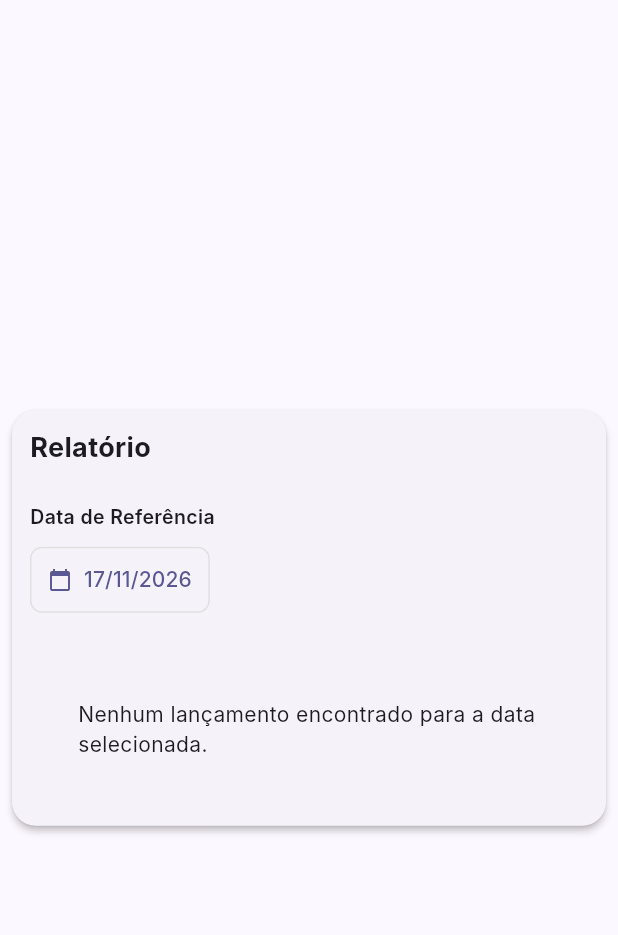
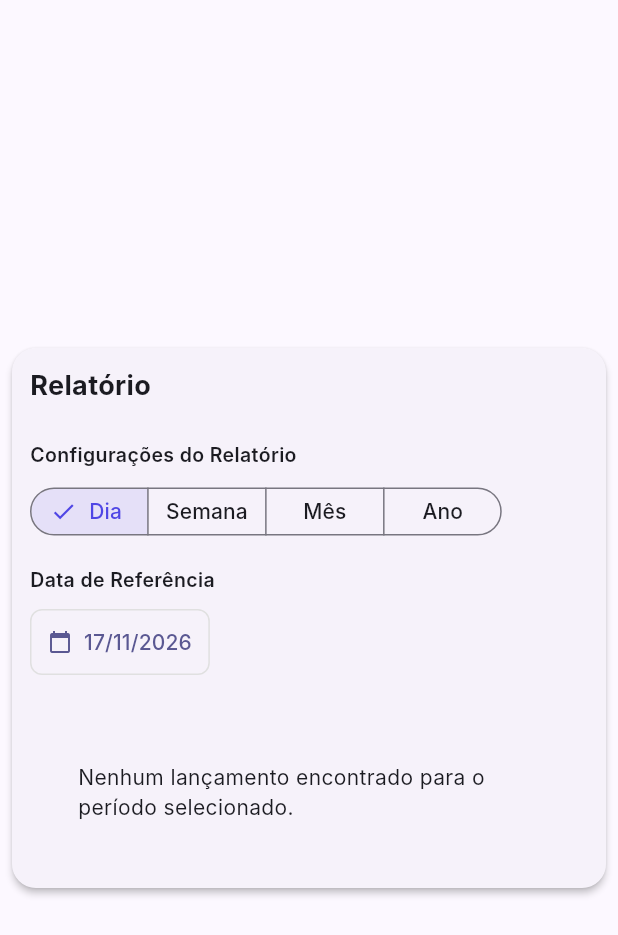
Before and after one commit to Leantech-tech/Donizete, a Flutter app: the RelatorioPage widget shown alone on an empty page, opened directly, on a phone screen of 412 x 824 dp. Shown: the top 935 px of the screen. Run offline on Flutter 3.47's test engine with Material 3 defaults, Android fonts, the phone set to English and light mode, and no system bars; our stand-ins replace flutter_blue_plus, flutter_dotenv, mask_text_input_formatter, pdf, permission_handler, printing and 1 more; accounts and stored records are empty; Roboto replaces fonts that are missing (Inter).

Commit message:
relatório anual

```diff
--- a/lib/pages/relatorio_page.dart
+++ b/lib/pages/relatorio_page.dart
@@ -14,7 +14,7 @@ class RelatorioPage extends StatefulWidget {
   State<RelatorioPage> createState() => _RelatorioPageState();
 }
 
-enum ReportRange { diario, semanal, mensal }
+enum ReportRange { diario, semanal, mensal, anual }
 enum ReportView { lista, completo, despesas }
 
 class _RelatorioPageState extends State<RelatorioPage> {
@@ -24,6 +24,7 @@ class _RelatorioPageState extends State<RelatorioPage> {
   DateTime _selectedDate = DateTime.now();
   ReportRange _selectedRange = ReportRange.diario;
   ReportView _selectedView = ReportView.completo;
+  int _fetchGeneration = 0;
 
   final _currencyFormat = NumberFormat.currency(locale: 'pt_BR', symbol: 'R\$');
   final _dateFormat = DateFormat('dd/MM/yyyy');
@@ -73,6 +74,7 @@ class _RelatorioPageState extends State<RelatorioPage> {
 
   Future<void> _fetchData() async {
     if (!mounted) return;
+    final generation = ++_fetchGeneration;
     setState(() => isLoading = true);
     try {
       DateTime startDate;
@@ -93,11 +95,20 @@ class _RelatorioPageState extends State<RelatorioPage> {
           startDate = DateTime(_selectedDate.year, _selectedDate.month, 1);
           endDate = DateTime(_selectedDate.year, _selectedDate.month + 1, 1).subtract(const Duration(milliseconds: 1));
           break;
+        case ReportRange.anual:
+          startDate = DateTime(_selectedDate.year, 1, 1);
+          endDate = DateTime(_selectedDate.year + 1, 1, 1).subtract(const Duration(milliseconds: 1));
+          break;
       }
 
       final startStr = startDate.toIso8601String().split('T')[0];
       final endStr = endDate.toIso8601String().split('T')[0];
 
+      // Supabase limits rows per request; paginate so annual totals and PDFs
+      // include the entire period rather than only the first page.
+      const pageSize = 1000;
+      final sales = <Map<String, dynamic>>[];
+      for (var offset = 0; ; offset += pageSize) {
         var query = SupabaseService.client
             .from('lancto_itens')
             .select('*, produtos(nome), lancto_cabecalho!inner(id, dt_emissao, is_excluido, vr_total_venda, vr_total_custo, vr_total_lucro, clientes(razao_social, is_gelo_do_porto, valor_gelo_do_porto))')
@@ -110,27 +121,46 @@ class _RelatorioPageState extends State<RelatorioPage> {
               .lte('lancto_cabecalho.dt_emissao', endStr);
         }
 
-      final response = await query.order('id', ascending: false);
-
-      // Fetch expenses for the same period
-      final expenseResponse = await SupabaseService.client
+        final page = List<Map<String, dynamic>>.from(
+          await query.order('id', ascending: false).range(offset, offset + pageSize - 1),
+        );
+        if (!mounted || generation != _fetchGeneration) return;
+        sales.addAll(page);
+        if (page.length < pageSize) break;
+      }
+
+      final expenses = <Map<String, dynamic>>[];
+      for (var offset = 0; ; offset += pageSize) {
+        final page = List<Map<String, dynamic>>.from(
+          await SupabaseService.client
               .from('despesas')
               .select()
               .eq('is_excluido', false)
               .gte('data', startStr)
               .lte('data', endStr)
-          .order('data', ascending: true);
-
-      if (mounted) {
+              .order('data', ascending: true)
+              .order('id', ascending: true)
+              .range(offset, offset + pageSize - 1),
+        );
+        if (!mounted || generation != _fetchGeneration) return;
+        expenses.addAll(page);
+        if (page.length < pageSize) break;
+      }
+
+      if (mounted && generation == _fetchGeneration) {
         setState(() {
-          reportItems = List<Map<String, dynamic>>.from(response);
-          expenseItems = List<Map<String, dynamic>>.from(expenseResponse);
+          reportItems = sales;
+          expenseItems = expenses;
           isLoading = false;
         });
       }
     } catch (e) {
-      if (mounted) {
-        setState(() => isLoading = false);
+      if (mounted && generation == _fetchGeneration) {
+        setState(() {
+          reportItems = [];
+          expenseItems = [];
+          isLoading = false;
+        });
         ScaffoldMessenger.of(context).showSnackBar(
           SnackBar(content: Text('Erro ao carregar dados: $e'), backgroundColor: Colors.red),
         );
@@ -214,6 +244,7 @@ class _RelatorioPageState extends State<RelatorioPage> {
             base: font,
             bold: fontBold,
           ),
+          maxPages: 200,
           pageFormat: PdfPageFormat.roll80.copyWith(
             height: 1000 * PdfPageFormat.mm,
             marginLeft: 5 * PdfPageFormat.mm,
@@ -356,7 +387,7 @@ class _RelatorioPageState extends State<RelatorioPage> {
         final qtd = int.tryParse(item['quantidade']?.toString() ?? '1') ?? 1;
 
         final dtEmissao = cabecalho?['dt_emissao']?.toString() ?? '';
-        final dia = dtEmissao.isNotEmpty ? DateTime.tryParse(dtEmissao)?.day.toString() ?? '' : '';
+        final dia = _saleDateLabel(dtEmissao);
 
         if (salesSummary.containsKey(saleId)) {
           salesSummary[saleId]!['qtd'] += qtd;
@@ -387,6 +418,7 @@ class _RelatorioPageState extends State<RelatorioPage> {
             base: font,
             bold: fontBold,
           ),
+          maxPages: 200,
           pageFormat: PdfPageFormat.a4.copyWith(
             marginLeft: 10 * PdfPageFormat.mm,
             marginRight: 10 * PdfPageFormat.mm,
@@ -409,7 +441,7 @@ class _RelatorioPageState extends State<RelatorioPage> {
             pw.Table(
               border: pw.TableBorder.all(width: 0.5),
               columnWidths: {
-                0: const pw.FlexColumnWidth(0.5), // Dia
+                0: pw.FlexColumnWidth(_selectedRange == ReportRange.anual ? 1 : 0.5),
                 1: const pw.FlexColumnWidth(3), // Cliente
                 2: const pw.FlexColumnWidth(1), // Qtd
                 3: const pw.FlexColumnWidth(1.5), // Custo
@@ -422,7 +454,7 @@ class _RelatorioPageState extends State<RelatorioPage> {
                 pw.TableRow(
                   decoration: const pw.BoxDecoration(color: PdfColors.grey300),
                   children: [
-                    pw.Padding(padding: const pw.EdgeInsets.all(4), child: pw.Text('Dia', style: pw.TextStyle(fontWeight: pw.FontWeight.bold, fontSize: 8))),
+                    pw.Padding(padding: const pw.EdgeInsets.all(4), child: pw.Text(_selectedRange == ReportRange.anual ? 'Data' : 'Dia', style: pw.TextStyle(fontWeight: pw.FontWeight.bold, fontSize: 8))),
                     pw.Padding(padding: const pw.EdgeInsets.all(4), child: pw.Text('Cliente', style: pw.TextStyle(fontWeight: pw.FontWeight.bold, fontSize: 8))),
                     pw.Padding(padding: const pw.EdgeInsets.all(4), child: pw.Text('Qtd', textAlign: pw.TextAlign.center, style: pw.TextStyle(fontWeight: pw.FontWeight.bold, fontSize: 8))),
                     pw.Padding(padding: const pw.EdgeInsets.all(4), child: pw.Text('Custo', textAlign: pw.TextAlign.right, style: pw.TextStyle(fontWeight: pw.FontWeight.bold, fontSize: 8))),
@@ -490,7 +522,17 @@ class _RelatorioPageState extends State<RelatorioPage> {
         return '${_dateFormat.format(start)} a ${_dateFormat.format(end)}';
       case ReportRange.mensal:
         return DateFormat('MMMM/yyyy', 'pt_BR').format(_selectedDate);
-    }
+      case ReportRange.anual:
+        return _selectedDate.year.toString();
+    }
+  }
+
+  String _saleDateLabel(String? value) {
+    final date = DateTime.tryParse(value ?? '');
+    if (date == null) return '';
+    return _selectedRange == ReportRange.anual
+        ? DateFormat('dd/MM').format(date)
+        : date.day.toString();
   }
 
   Future<void> _printSummaryReport() async {
@@ -622,7 +664,7 @@ class _RelatorioPageState extends State<RelatorioPage> {
       final qtd = int.tryParse(item['quantidade']?.toString() ?? '1') ?? 1;
 
       final dtEmissao = cabecalho?['dt_emissao']?.toString() ?? '';
-      final dia = dtEmissao.isNotEmpty ? DateTime.tryParse(dtEmissao)?.day.toString() ?? '' : '';
+      final dia = _saleDateLabel(dtEmissao);
 
       if (salesSummary.containsKey(saleId)) {
         salesSummary[saleId]!['qtd'] += qtd;
@@ -647,7 +689,7 @@ class _RelatorioPageState extends State<RelatorioPage> {
         final List<Map<String, String>> btItems = [];
 
         for (var sale in sortedSales) {
-          final diaPrefix = sale['dia'] != null && sale['dia'] != '' ? 'D:${sale['dia']} - ' : '';
+          final diaPrefix = sale['dia'] != null && sale['dia'] != '' ? '${_selectedRange == ReportRange.anual ? 'Data' : 'D'}:${sale['dia']} - ' : '';
           btItems.add({
             'name': '$diaPrefix${sale['cliente']}',
             'qty': '${sale['qtd']}',
@@ -739,7 +781,7 @@ class _RelatorioPageState extends State<RelatorioPage> {
 
         return BluetoothPrinterService.instance.printReport(
           title: 'RESUMO DE VENDAS',
-          date: _dateFormat.format(_selectedDate),
+          date: _getRangeLabel(),
           items: btItems,
           totals: {},
         );
@@ -810,7 +852,7 @@ class _RelatorioPageState extends State<RelatorioPage> {
 
         return BluetoothPrinterService.instance.printReport(
           title: 'RELATÓRIO',
-          date: _dateFormat.format(_selectedDate),
+          date: _getRangeLabel(),
           items: items,
           totals: totals,
         );
@@ -834,6 +876,7 @@ class _RelatorioPageState extends State<RelatorioPage> {
             base: font,
             bold: fontBold,
           ),
+          maxPages: 200,
           pageFormat: PdfPageFormat.a4,
           margin: const pw.EdgeInsets.all(32),
           header: (context) => pw.Column(
@@ -853,7 +896,7 @@ class _RelatorioPageState extends State<RelatorioPage> {
             pw.Table(
               border: pw.TableBorder.all(width: 0.5),
               columnWidths: {
-                0: const pw.FlexColumnWidth(0.5), // Dia
+                0: pw.FlexColumnWidth(_selectedRange == ReportRange.anual ? 1 : 0.5),
                 1: const pw.FlexColumnWidth(3), // Beneficiário
                 2: const pw.FlexColumnWidth(2), // Referente
                 3: const pw.FlexColumnWidth(1.5), // Valor
@@ -862,17 +905,16 @@ class _RelatorioPageState extends State<RelatorioPage> {
                 pw.TableRow(
                   decoration: const pw.BoxDecoration(color: PdfColors.grey300),
                   children: [
-                    pw.Padding(padding: const pw.EdgeInsets.all(4), child: pw.Text('Dia', style: pw.TextStyle(fontWeight: pw.FontWeight.bold, fontSize: 10))),
+                    pw.Padding(padding: const pw.EdgeInsets.all(4), child: pw.Text(_selectedRange == ReportRange.anual ? 'Data' : 'Dia', style: pw.TextStyle(fontWeight: pw.FontWeight.bold, fontSize: 10))),
                     pw.Padding(padding: const pw.EdgeInsets.all(4), child: pw.Text('Beneficiário', style: pw.TextStyle(fontWeight: pw.FontWeight.bold, fontSize: 10))),
                     pw.Padding(padding: const pw.EdgeInsets.all(4), child: pw.Text('Referente', style: pw.TextStyle(fontWeight: pw.FontWeight.bold, fontSize: 10))),
                     pw.Padding(padding: const pw.EdgeInsets.all(4), child: pw.Text('Valor', textAlign: pw.TextAlign.right, style: pw.TextStyle(fontWeight: pw.FontWeight.bold, fontSize: 10))),
                   ],
                 ),
                 ...expenseItems.map((e) {
-                  final data = DateTime.tryParse(e['data']?.toString() ?? '') ?? DateTime.now();
                   return pw.TableRow(
                     children: [
-                      pw.Padding(padding: const pw.EdgeInsets.all(4), child: pw.Text(data.day.toString(), textAlign: pw.TextAlign.center, style: const pw.TextStyle(fontSize: 9))),
+                      pw.Padding(padding: const pw.EdgeInsets.all(4), child: pw.Text(_saleDateLabel(e['data']?.toString()), textAlign: pw.TextAlign.center, style: const pw.TextStyle(fontSize: 9))),
                       pw.Padding(padding: const pw.EdgeInsets.all(4), child: pw.Text(e['beneficiario'] ?? '', style: const pw.TextStyle(fontSize: 9))),
                       pw.Padding(padding: const pw.EdgeInsets.all(4), child: pw.Text(e['referente'] ?? '', style: const pw.TextStyle(fontSize: 9))),
                       pw.Padding(padding: const pw.EdgeInsets.all(4), child: pw.Text(_currencyFormat.format(e['valor'] ?? 0), textAlign: pw.TextAlign.right, style: const pw.TextStyle(fontSize: 9))),
@@ -913,9 +955,8 @@ class _RelatorioPageState extends State<RelatorioPage> {
       context,
       printFunction: () async {
         final items = expenseItems.map((e) {
-          final data = DateTime.tryParse(e['data']?.toString() ?? '') ?? DateTime.now();
           return {
-            'dia': data.day.toString(),
+            'dia': _saleDateLabel(e['data']?.toString()),
             'beneficiary': e['beneficiario']?.toString() ?? '',
             'value': _currencyFormat.format(e['valor'] ?? 0),
           };
@@ -1070,7 +1111,7 @@ class _RelatorioPageState extends State<RelatorioPage> {
                       style: TextStyle(fontSize: isMobile ? 18 : 20, fontWeight: FontWeight.bold),
                     ),
 
-                    if (!isLoading && reportItems.isNotEmpty)
+                    if (!isLoading && (reportItems.isNotEmpty || expenseItems.isNotEmpty))
                       PopupMenuButton<String>(
                         onSelected: (value) {
                           switch (value) {
@@ -1183,7 +1224,6 @@ class _RelatorioPageState extends State<RelatorioPage> {
                   runSpacing: 16,
                   crossAxisAlignment: WrapCrossAlignment.end,
                   children: [
-                    if (!isLoading && reportItems.isNotEmpty)
                     Column(
                         crossAxisAlignment: CrossAxisAlignment.start,
                         children: [
@@ -1194,10 +1234,11 @@ class _RelatorioPageState extends State<RelatorioPage> {
                             runSpacing: 12,
                             children: [
                               SegmentedButton<ReportRange>(
-                                segments: const [
-                                  ButtonSegment(value: ReportRange.diario, label: Text('Dia'), icon: Icon(Icons.today, size: 16)),
-                                  ButtonSegment(value: ReportRange.semanal, label: Text('Semana'), icon: Icon(Icons.view_week, size: 16)),
-                                  ButtonSegment(value: ReportRange.mensal, label: Text('Mês'), icon: Icon(Icons.calendar_month, size: 16)),
+                                segments: [
+                                  ButtonSegment(value: ReportRange.diario, label: const Text('Dia'), icon: isMobile ? null : const Icon(Icons.today, size: 16)),
+                                  ButtonSegment(value: ReportRange.semanal, label: const Text('Semana'), icon: isMobile ? null : const Icon(Icons.view_week, size: 16)),
+                                  ButtonSegment(value: ReportRange.mensal, label: const Text('Mês'), icon: isMobile ? null : const Icon(Icons.calendar_month, size: 16)),
+                                  ButtonSegment(value: ReportRange.anual, label: const Text('Ano'), icon: isMobile ? null : const Icon(Icons.date_range, size: 16)),
                                 ],
                                 selected: {_selectedRange},
                                 onSelectionChanged: (Set<ReportRange> newSelection) {
@@ -1220,7 +1261,7 @@ class _RelatorioPageState extends State<RelatorioPage> {
                     Column(
                       crossAxisAlignment: CrossAxisAlignment.start,
                       children: [
-                        const Text('Data de Referência', style: TextStyle(fontWeight: FontWeight.w600, fontSize: 13)),
+                        Text(_selectedRange == ReportRange.anual ? 'Ano de Referência' : 'Data de Referência', style: const TextStyle(fontWeight: FontWeight.w600, fontSize: 13)),
                         const SizedBox(height: 8),
                         OutlinedButton.icon(
                           onPressed: () async {
@@ -1229,6 +1270,9 @@ class _RelatorioPageState extends State<RelatorioPage> {
                               initialDate: _selectedDate,
                               firstDate: DateTime(2020),
                               lastDate: DateTime(2030),
+                              initialDatePickerMode: _selectedRange == ReportRange.anual
+                                  ? DatePickerMode.year
+                                  : DatePickerMode.day,
                             );
                             if (picked != null) {
                               setState(() => _selectedDate = picked);
@@ -1236,7 +1280,7 @@ class _RelatorioPageState extends State<RelatorioPage> {
                             }
                           },
                           icon: const Icon(Icons.calendar_today, size: 16),
-                          label: Text(_dateFormat.format(_selectedDate)),
+                          label: Text(_selectedRange == ReportRange.anual ? _selectedDate.year.toString() : _dateFormat.format(_selectedDate)),
                           style: OutlinedButton.styleFrom(
                             padding: const EdgeInsets.symmetric(horizontal: 12, vertical: 12),
                             side: BorderSide(color: Colors.grey.shade300),
@@ -1245,7 +1289,7 @@ class _RelatorioPageState extends State<RelatorioPage> {
                         ),
                       ],
                     ),
-                    if (!isLoading && reportItems.isNotEmpty)
+                    if (!isLoading && (reportItems.isNotEmpty || expenseItems.isNotEmpty))
                       Container(
                         padding: const EdgeInsets.symmetric(horizontal: 12, vertical: 11),
                         decoration: BoxDecoration(
@@ -1267,7 +1311,7 @@ class _RelatorioPageState extends State<RelatorioPage> {
                   ],
                 ),
                 // Cards de Resumo
-                if (!isLoading && reportItems.isNotEmpty) ...[
+                if (!isLoading && (reportItems.isNotEmpty || expenseItems.isNotEmpty)) ...[
                   const SizedBox(height: 24),
                   Wrap(
                     spacing: 16,
@@ -1314,10 +1358,12 @@ class _RelatorioPageState extends State<RelatorioPage> {
                     padding: EdgeInsets.all(32.0),
                     child: CircularProgressIndicator(),
                   ))
-                else if (reportItems.isEmpty)
+                else if (_selectedView == ReportView.despesas
+                    ? expenseItems.isEmpty
+                    : reportItems.isEmpty)
                   const Center(child: Padding(
                     padding: EdgeInsets.all(32.0),
-                    child: Text('Nenhum lançamento encontrado para a data selecionada.'),
+                    child: Text('Nenhum lançamento encontrado para o período selecionado.'),
                   ))
                 else if (_selectedView == ReportView.lista)
                   Scrollbar(
@@ -1368,8 +1414,8 @@ class _RelatorioPageState extends State<RelatorioPage> {
                       scrollDirection: Axis.horizontal,
                       child: DataTable(
                         columnSpacing: isMobile ? 20 : 40,
-                        columns: const [
-                          DataColumn(label: Text('Dia')),
+                        columns: [
+                          DataColumn(label: Text(_selectedRange == ReportRange.anual ? 'Data' : 'Dia')),
                           DataColumn(label: Text('Cliente')),
                           DataColumn(label: Text('Qtd Itens')),
                           DataColumn(label: Text('Custo Total')),
@@ -1393,7 +1439,7 @@ class _RelatorioPageState extends State<RelatorioPage> {
                             final qtd = int.tryParse(item['quantidade']?.toString() ?? '1') ?? 1;
 
                             final dtEmissao = cabecalho?['dt_emissao']?.toString() ?? '';
-                            final dia = dtEmissao.isNotEmpty ? DateTime.tryParse(dtEmissao)?.day.toString() ?? '' : '';
+                            final dia = _saleDateLabel(dtEmissao);
 
                             if (salesSummary.containsKey(saleId)) {
                               salesSummary[saleId]!['qtd'] += qtd;
@@ -1440,16 +1486,15 @@ class _RelatorioPageState extends State<RelatorioPage> {
                       scrollDirection: Axis.horizontal,
                       child: DataTable(
                         columnSpacing: isMobile ? 20 : 40,
-                        columns: const [
-                          DataColumn(label: Text('Dia')),
+                        columns: [
+                          DataColumn(label: Text(_selectedRange == ReportRange.anual ? 'Data' : 'Dia')),
                           DataColumn(label: Text('Beneficiário')),
                           DataColumn(label: Text('Referente')),
                           DataColumn(label: Text('Valor')),
                         ],
                         rows: expenseItems.map((e) {
-                          final data = DateTime.tryParse(e['data']?.toString() ?? '') ?? DateTime.now();
                           return DataRow(cells: [
-                            DataCell(Text(data.day.toString())),
+                            DataCell(Text(_saleDateLabel(e['data']?.toString()))),
                             DataCell(Text(e['beneficiario'] ?? '')),
                             DataCell(Text(e['referente'] ?? '')),
                             DataCell(Text(_currencyFormat.format(e['valor'] ?? 0))),
```
Lines whose indentation alone changed are shown as unchanged.
